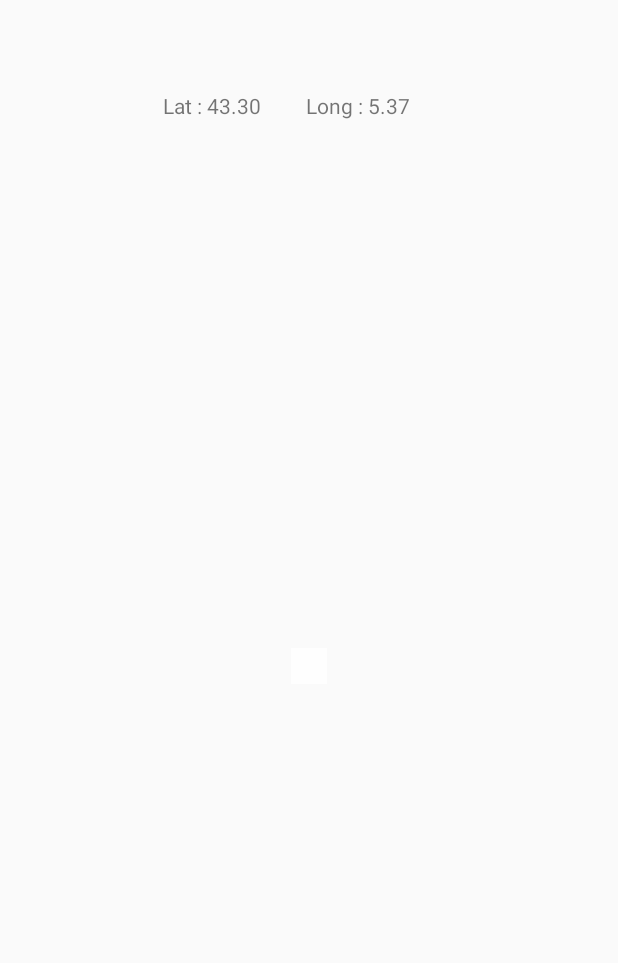
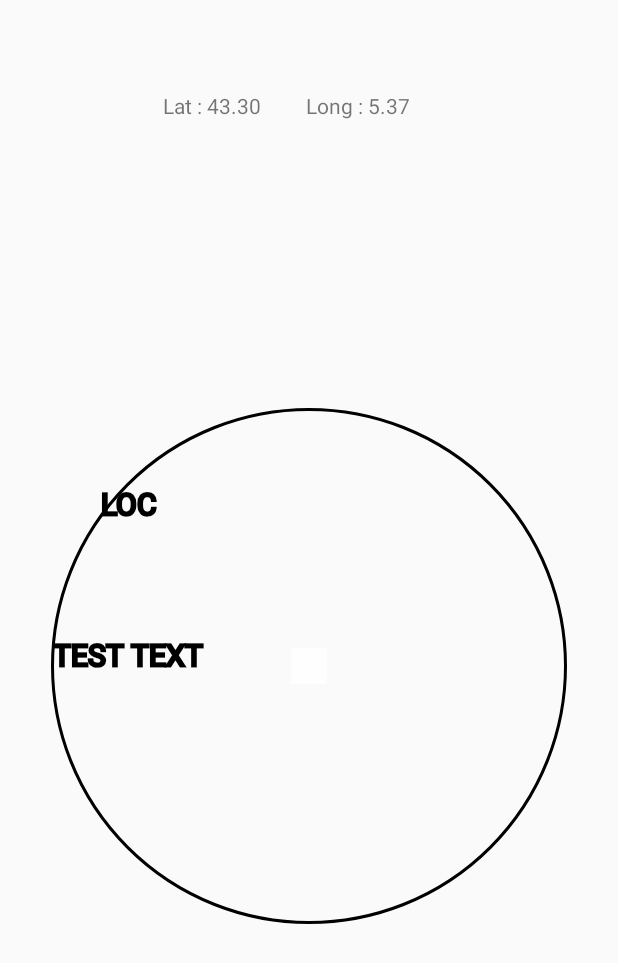
Before and after one commit to NsTremblay/uiprojectSEG3125, an Android app: the screen it shows after launch (MainActivity), on a phone screen of 412 x 824 dp. Before the commit the part shown is almost empty. Shown: the top 963 px of the screen. Run offline under Robolectric (Android 15) with nearby library versions, the phone set to English and light mode, and no system bars.

Commit message:
compass for one location testworking

```diff
--- a/app/src/main/java/ui/uottawa/com/compassapp/CompassView.java
+++ b/app/src/main/java/ui/uottawa/com/compassapp/CompassView.java
@@ -4,16 +4,23 @@ package ui.uottawa.com.compassapp;
  * Created by Joe on 2016-03-06.
  * For CompassApp
  */
+
 import android.content.Context;
 import android.graphics.Bitmap;
 import android.graphics.BitmapFactory;
 import android.graphics.Canvas;
+import android.graphics.Color;
 import android.graphics.Matrix;
 import android.graphics.Paint;
+import android.location.Location;
 import android.util.AttributeSet;
+import android.util.Log;
 import android.view.View;
 
 public class CompassView extends View {
+
+    private float direction = 0;
+    private boolean firstDraw;
 
     private static final Paint paint = new Paint(Paint.ANTI_ALIAS_FLAG);
     private int width = 0;
@@ -22,6 +29,9 @@ public class CompassView extends View {
     private Bitmap bitmap;
     private float bearing; // rotation angle to North
 
+
+
+    private Location currentLocation;
     public CompassView(Context context) {
         super(context);
         initialize();
@@ -33,6 +43,13 @@ public class CompassView extends View {
     }
 
     private void initialize() {
+        paint.setStyle(Paint.Style.STROKE);
+        paint.setStrokeWidth(3);
+        paint.setColor(Color.BLACK);
+        paint.setTextSize(30);
+
+        firstDraw = true;
+
         matrix = new Matrix();
         // create bitmap for compass icon
         bitmap = BitmapFactory.decodeResource(getResources(),
@@ -53,6 +70,18 @@ public class CompassView extends View {
 
     @Override
     protected void onDraw(Canvas canvas) {
+        int cxCompass = getMeasuredWidth() / 2;
+        int cyCompass = getMeasuredHeight() / 2;
+        float radiusCompass;
+
+        if (cxCompass > cyCompass) {
+            radiusCompass = (float) (cyCompass * 0.9);
+        } else {
+            radiusCompass = (float) (cxCompass * 0.9);
+        }
+        canvas.drawCircle(cxCompass, cyCompass, radiusCompass, paint);
+
+
         int bitmapWidth = bitmap.getWidth();
         int bitmapHeight = bitmap.getHeight();
         int canvasWidth = canvas.getWidth();
@@ -82,6 +111,46 @@ public class CompassView extends View {
         matrix.postTranslate(centerX, centerY);
         // draw bitmap
         canvas.drawBitmap(bitmap, matrix, paint);
+        double angleRadians = Math.toRadians(rotation);
+
+        double x = -Math.cos(angleRadians);
+        double y = Math.sin(angleRadians);
+        Log.d("rotation:", String.valueOf(rotation));
+        Log.d("bearing:", String.valueOf(bearing));
+        Log.d("X:", String.valueOf(x));
+        Log.d("Y:", String.valueOf(y));
+        canvas.drawText("TEST TEXT", cxCompass + (radiusCompass * (float) x), cyCompass + (radiusCompass * (float) y), paint);
+
+        Log.d("Coordinatea:", String.valueOf(cxCompass + (radiusCompass * (float) x)));
+        Log.d("Coordinateb:", String.valueOf(cyCompass + (radiusCompass * (float) y)));
+        float bearingLoc;
+        if(currentLocation!=null){
+            Location dest = new Location("Dest");
+            dest.setLatitude(48.48);
+            dest.setLongitude(-75.77);
+
+            bearingLoc = currentLocation.bearingTo(dest);
+            Log.d("bearingLoc1:", String.valueOf(bearingLoc));
+        }else{
+            Location dest = new Location("Dest");
+            dest.setLatitude(48.48);
+            dest.setLongitude(-75.77);
+
+            Location here = new Location("Here");
+            dest.setLatitude(45.477);
+            dest.setLongitude(-75.77);
+            bearingLoc = here.bearingTo(dest);
+            Log.d("bearingLoc2:", String.valueOf(bearingLoc));
+        }
+
+        double angleRadians2 = Math.toRadians(bearingLoc)+Math.toRadians(rotation-90);
+
+        double x2 = Math.cos(angleRadians2);
+        double y2 = Math.sin(angleRadians2);
+        canvas.drawText("LOC", cxCompass + (radiusCompass * (float) x2), cyCompass + (radiusCompass * (float) y2), paint);
+
     }
-
+    public void setCurrentLocation(Location currentLocation) {
+        this.currentLocation = currentLocation;
+    }
 }
--- a/app/src/main/java/ui/uottawa/com/compassapp/MainActivity.java
+++ b/app/src/main/java/ui/uottawa/com/compassapp/MainActivity.java
@@ -143,6 +143,7 @@ public class MainActivity extends Activity implements SensorEventListener,
     @Override
     public void onLocationChanged(Location location) {
         currentLocation = location;
+        compassView.setCurrentLocation(location);
         // used to update location info on screen
         updateLocation(location);
         geomagneticField = new GeomagneticField(
```
